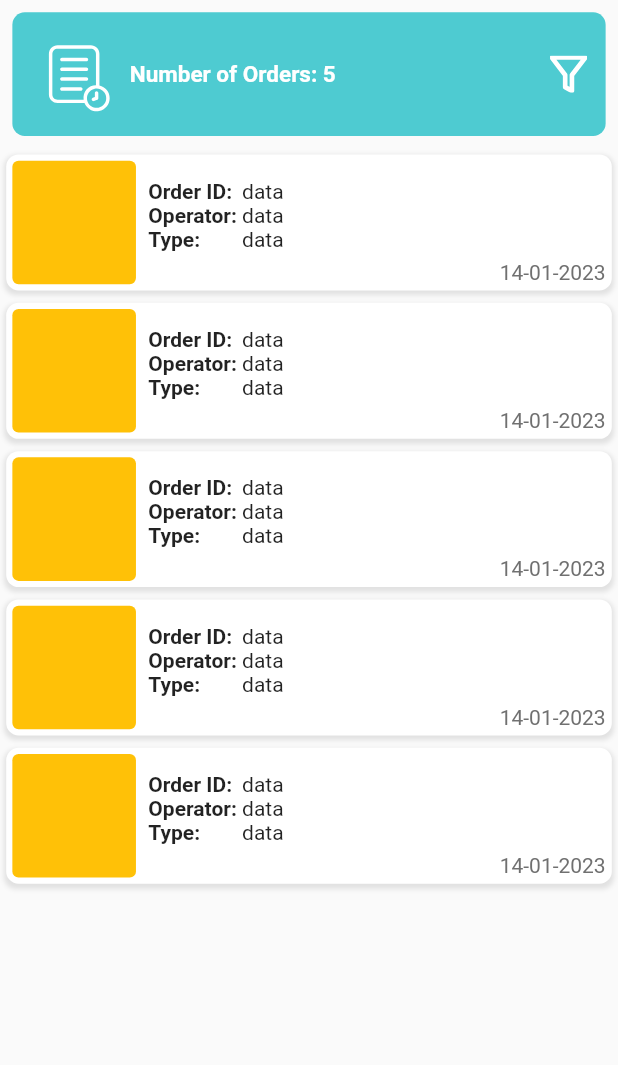
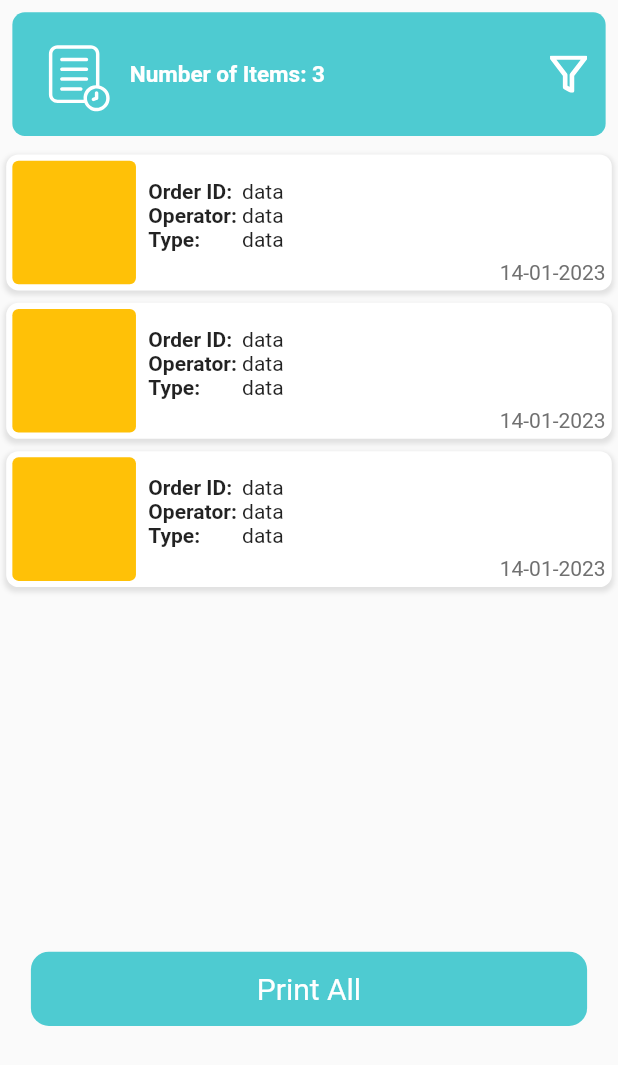
Before and after one commit to saifaboashour/bit, a Flutter app: the OrdersHistoryScreen widget shown alone on an empty page, opened directly, after a tap on "Order ID:", on a phone screen of 412 x 824 dp. Shown: the top 1065 px of the screen. Run offline on Flutter 3.47's test engine with Material 2 defaults, Android fonts, the phone set to English and light mode, and no system bars; our stand-ins replace flutter_onboarding_slider, flutter_svg, get, get_storage, otp_text_field, persistent_bottom_nav_bar and 1 more; accounts and stored records are empty; Roboto replaces fonts that are missing (ibm_plex_sans_arabic).

Commit message:
feat: Order Details Screens Design

```diff
--- /dev/null
+++ b/mobile_app/cardsproject2/lib/module/orders/order_details/order_details_screen_view.dart
@@ -0,0 +1,64 @@
+import 'package:cardsproject2/view/buttons/primary_button.dart';
+import 'package:flutter/material.dart';
+import 'package:get/get.dart';
+
+import '../../../util/images_path.dart';
+import '../../../view/custom_header.dart';
+import '../orders_controller.dart';
+import '../view/order_listitem.dart';
+import 'order_item_details_screen_view.dart';
+
+class OrderDetailsScreen extends StatelessWidget {
+  OrderDetailsScreen({
+    super.key,
+  });
+
+  final OrdersController _ordersController = Get.find();
+
+  @override
+  Widget build(BuildContext context) {
+    return Scaffold(
+      body: SafeArea(
+        child: Column(
+          children: [
+            CustomHeader(
+              lable: 'Number of Items: 3',
+              icon: ImagePath.myOrders,
+              action: () {},
+              actionIcon: ImagePath.filter,
+            ),
+            buildOrdersList(),
+            buildPrintButton(),
+          ],
+        ),
+      ),
+    );
+  }
+
+  buildOrdersList() {
+    return SizedBox(
+      height: Get.height * 0.65,
+      child: ListView.builder(
+        itemCount: 3,
+        itemBuilder: (context, index) => OrderListItem(
+          onTap: () {
+            Get.to(
+              () => OrderItemDetailsScreen(),
+              transition: Transition.noTransition,
+            );
+          },
+        ),
+      ),
+    );
+  }
+
+  buildPrintButton() {
+    return Center(
+      child: PrimaryButton(
+        label: 'Print All',
+        width: 0.9,
+        action: () {},
+      ),
+    );
+  }
+}
--- a/mobile_app/cardsproject2/lib/module/orders/orders_history_screen_view.dart
+++ b/mobile_app/cardsproject2/lib/module/orders/orders_history_screen_view.dart
@@ -1,3 +1,4 @@
+import 'package:cardsproject2/module/orders/order_details/order_details_screen_view.dart';
 import 'package:cardsproject2/util/images_path.dart';
 import 'package:flutter/material.dart';
 import 'package:get/get.dart';
@@ -34,7 +35,14 @@ class OrdersHistoryScreen extends StatelessWidget {
       height: Get.height * 0.7,
       child: ListView.builder(
         itemCount: 5,
-        itemBuilder: (context, index) => OrderListItem(),
+        itemBuilder: (context, index) => OrderListItem(
+          onTap: () {
+            Get.to(
+              () => OrderDetailsScreen(),
+              transition: Transition.noTransition,
+            );
+          },
+        ),
       ),
     );
   }
--- a/mobile_app/cardsproject2/lib/module/orders/view/order_listitem.dart
+++ b/mobile_app/cardsproject2/lib/module/orders/view/order_listitem.dart
@@ -8,7 +8,10 @@ import '../../../util/text_styles.dart';
 class OrderListItem extends StatelessWidget {
   const OrderListItem({
     super.key,
+    required this.onTap,
   });
+
+  final Function() onTap;
 
   @override
   Widget build(BuildContext context) {
@@ -18,7 +21,7 @@ class OrderListItem extends StatelessWidget {
         vertical: Get.height * 0.005,
       ),
       child: InkWell(
-        onTap: () {},
+        onTap: onTap,
         child: Container(
           decoration: BoxDecoration(
             color: AppColors.white,
--- a/mobile_app/cardsproject2/pubspec.yaml
+++ b/mobile_app/cardsproject2/pubspec.yaml
@@ -30,5 +30,5 @@ flutter:
     - assets/images/
   fonts:
     - family: ibm_plex_sans_arabic
-    - fonts:
-      - asset:  fonts/ibm_plex_sans_arabic.ttf
+      fonts:
+        - asset:  fonts/ibm_plex_sans_arabic.ttf
```
Also changed, not shown: mobile_app/cardsproject2/lib/module/orders/order_details/order_item_details_screen_view.dart (added, +204 -0 lines).
